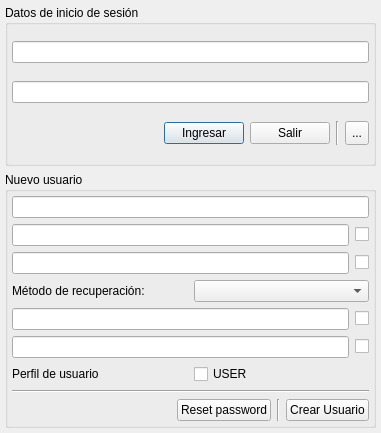
Above: logindialog.ui from lincolningaroca/xxxApp before the change. Below: the same form after it.
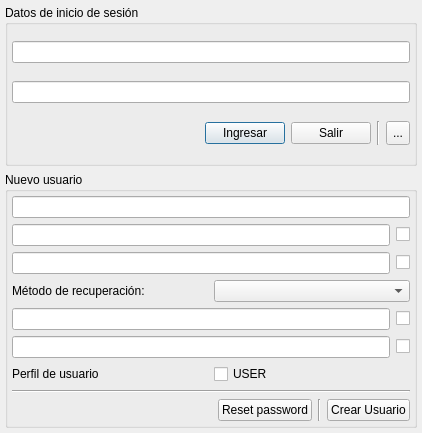
That is the form after the change. Icons and pictures are not drawn.

Commit message: The form has been expanded to accommodate the new design underway.

```diff
--- a/logindialog.ui
+++ b/logindialog.ui
@@ -6,7 +6,7 @@
    <rect>
     <x>0</x>
     <y>0</y>
-    <width>381</width>
+    <width>422</width>
     <height>433</height>
    </rect>
   </property>
```
